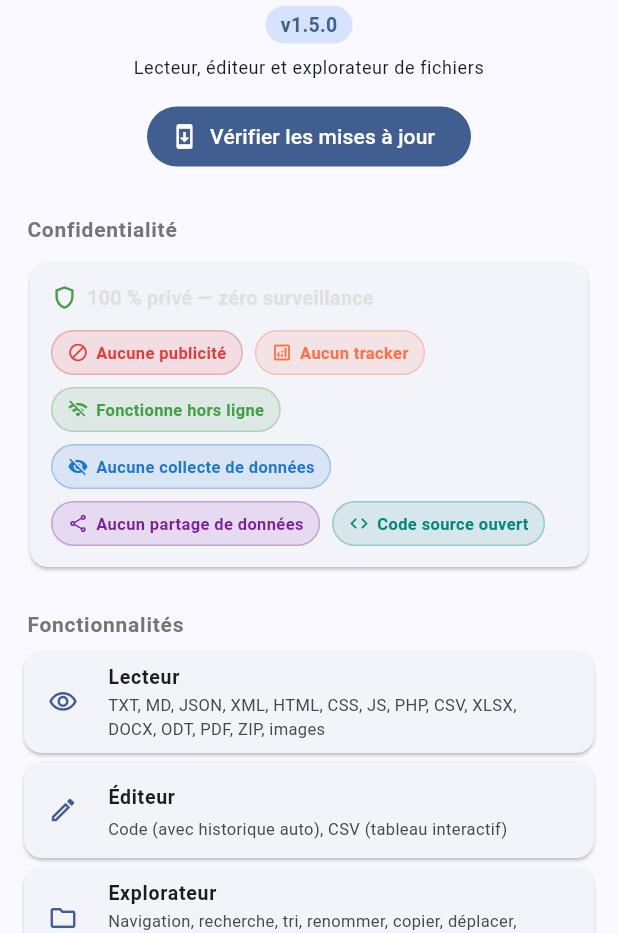
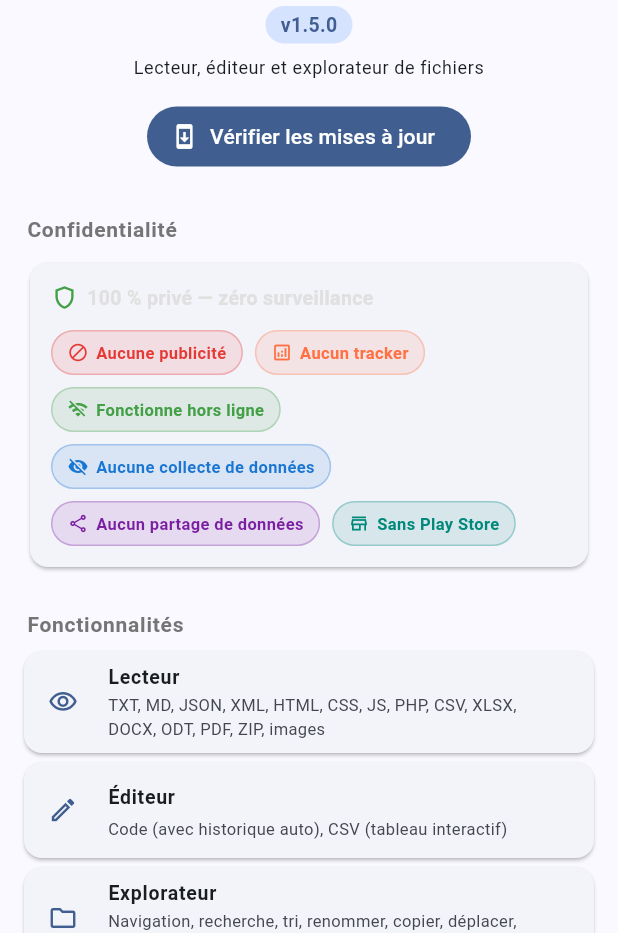
Before and after one commit to gitubpatrice/READ-FILES-TECH, a Flutter app: the AboutScreen screen opened directly, on a phone screen of 412 x 824 dp, the part 303-1236 px from its top. Run offline on Flutter 3.47's test engine with Material 3 defaults, Android fonts, the phone set to English and light mode, and no system bars; our stand-ins replace csv, file_picker, flutter_colorpicker, flutter_highlight, flutter_markdown, permission_handler and 3 more; missing offline and left inert: excel, syncfusion_flutter_pdf, syncfusion_flutter_pdfviewer; accounts and stored records are empty; network calls fail.

Commit message:
fix: badge 'Sans Play Store' au lieu de 'Code source ouvert'
Co-Authored-By: Claude Sonnet 4.6 <noreply@anthropic.com>

```diff
--- a/lib/screens/about_screen.dart
+++ b/lib/screens/about_screen.dart
@@ -224,7 +224,7 @@ class _PrivacyCard extends StatelessWidget {
     (icon: Icons.wifi_off,           color: Color(0xFF43A047), label: 'Fonctionne hors ligne'),
     (icon: Icons.visibility_off,     color: Color(0xFF1976D2), label: 'Aucune collecte de données'),
     (icon: Icons.share_outlined,     color: Color(0xFF7B1FA2), label: 'Aucun partage de données'),
-    (icon: Icons.code,               color: Color(0xFF00897B), label: 'Code source ouvert'),
+    (icon: Icons.store_mall_directory_outlined, color: Color(0xFF00897B), label: 'Sans Play Store'),
   ];
 
   @override
```
